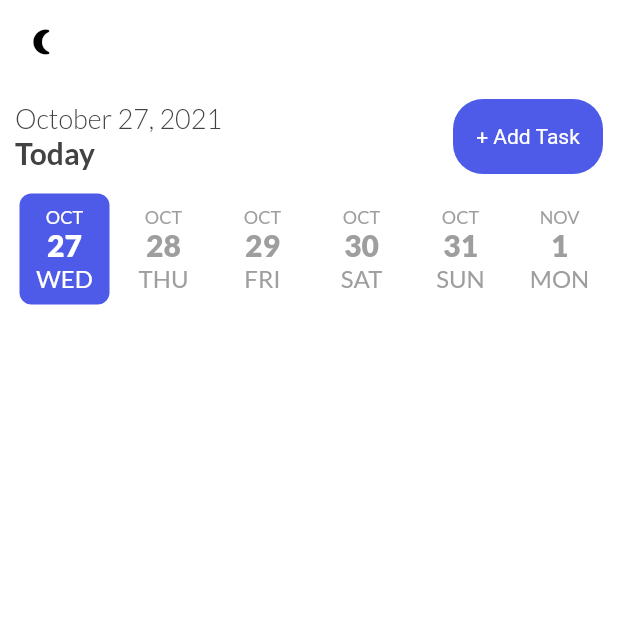
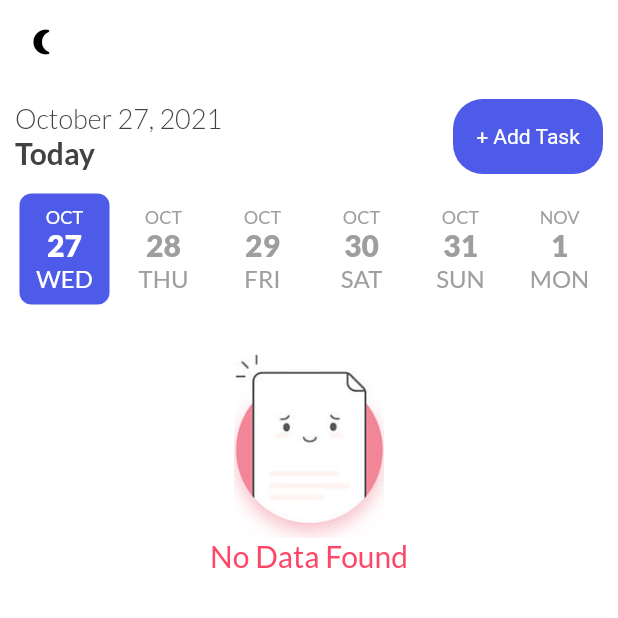
Before and after one commit to mustafasmnc/todox, a Flutter app: the screen it shows after launch, on a phone screen of 412 x 824 dp, the top half of it. Run offline on Flutter 3.47's test engine with Material 2 defaults, Android fonts, the light colour scheme and no system bars; drawn by our look-alikes of date_picker_timeline; our stand-ins replace flutter_local_notifications, flutter_native_timezone, flutter_staggered_animations, get, get_storage, google_fonts and 2 more; accounts and stored records are empty.

Commit message:
no data image, custom sound

```diff
--- a/lib/db/db_helper.dart
+++ b/lib/db/db_helper.dart
@@ -61,7 +61,7 @@ class DBHelper {
   }
 
   static Future<List<Map<String, dynamic>>> query() async {
-    print("query function called");
+    //print("query function called");
     return await _db!.query(_tableName);
   }
 
--- a/lib/ui/home_page.dart
+++ b/lib/ui/home_page.dart
@@ -54,6 +54,7 @@ class _HomePageState extends State<HomePage> {
 
   _showTasks() {
     return Expanded(child: Obx(() {
+      if (_taskController.taskList.length > 0) {
         return ListView.builder(
             itemCount: _taskController.taskList.length,
             itemBuilder: (_, index) {
@@ -98,9 +99,47 @@ class _HomePageState extends State<HomePage> {
                     task);
                 return _showTask(index, task);
               } else {
-              return Container();
+                return Padding(
+                  padding: const EdgeInsets.only(top: 20.0),
+                  child: Container(
+                    child: Column(
+                      children: [
+                        Image.asset(
+                          "images/no-data.jpg",
+                          width: 100,
+                        ),
+                        Text(
+                          "No Data Found",
+                          style: GoogleFonts.lato(
+                              textStyle:
+                                  TextStyle(color: pinkClr, fontSize: 20)),
+                        ),
+                      ],
+                    ),
+                  ),
+                );
               }
             });
+      } else {
+        return Padding(
+          padding: const EdgeInsets.only(top: 20.0),
+          child: Container(
+            child: Column(
+              children: [
+                Image.asset(
+                  "images/no-data.jpg",
+                  width: 100,
+                ),
+                Text(
+                  "No Data Found",
+                  style: GoogleFonts.lato(
+                      textStyle: TextStyle(color: pinkClr, fontSize: 20)),
+                ),
+              ],
+            ),
+          ),
+        );
+      }
     }));
   }
 
--- a/pubspec.yaml
+++ b/pubspec.yaml
@@ -54,8 +54,8 @@ flutter:
   uses-material-design: true
 
   # To add assets to your application, add an assets section, like this:
-  # assets:
-  #   - images/a_dot_burr.jpeg
+  assets:
+    - images/
   #   - images/a_dot_ham.jpeg
 
   # An image asset can refer to one or more resolution-specific "variants", see
```
Also changed, not shown: lib/services/notification_services.dart (+10 -8 lines), images/no-data.jpg (added), 1 other file. Lines whose indentation alone changed are shown as unchanged.
